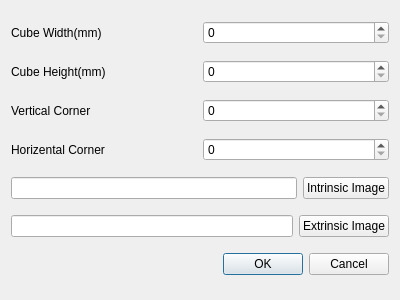
First picture: the form in UI/main_ui.ui, repository vvvvvanessa/calibration, before the edit.
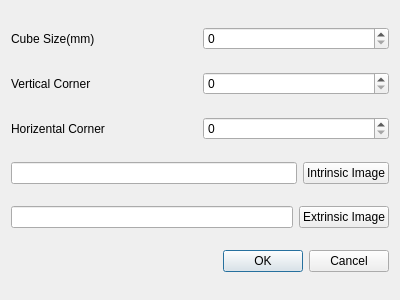
Second picture: the form after the edit.

Diff of the .ui file:
```diff
--- a/UI/main_ui.ui
+++ b/UI/main_ui.ui
@@ -19,26 +19,12 @@
      <item>
       <widget class="QLabel" name="label_4">
        <property name="text">
-        <string>Cube Width(mm)</string>
+        <string>Cube Size(mm)</string>
        </property>
       </widget>
      </item>
      <item>
-      <widget class="QSpinBox" name="cube_wid"/>
-     </item>
-    </layout>
-   </item>
-   <item>
-    <layout class="QHBoxLayout" name="horizontalLayout_3">
-     <item>
-      <widget class="QLabel" name="label_3">
-       <property name="text">
-        <string>Cube Height(mm)</string>
-       </property>
-      </widget>
-     </item>
-     <item>
-      <widget class="QSpinBox" name="cube_hei"/>
+      <widget class="QSpinBox" name="cube_size"/>
      </item>
     </layout>
    </item>
@@ -66,7 +52,11 @@
       </widget>
      </item>
      <item>
-      <widget class="QSpinBox" name="horiz_corner"/>
+      <widget class="QSpinBox" name="horiz_corner">
+       <property name="readOnly">
+        <bool>false</bool>
+       </property>
+      </widget>
      </item>
     </layout>
    </item>
```
